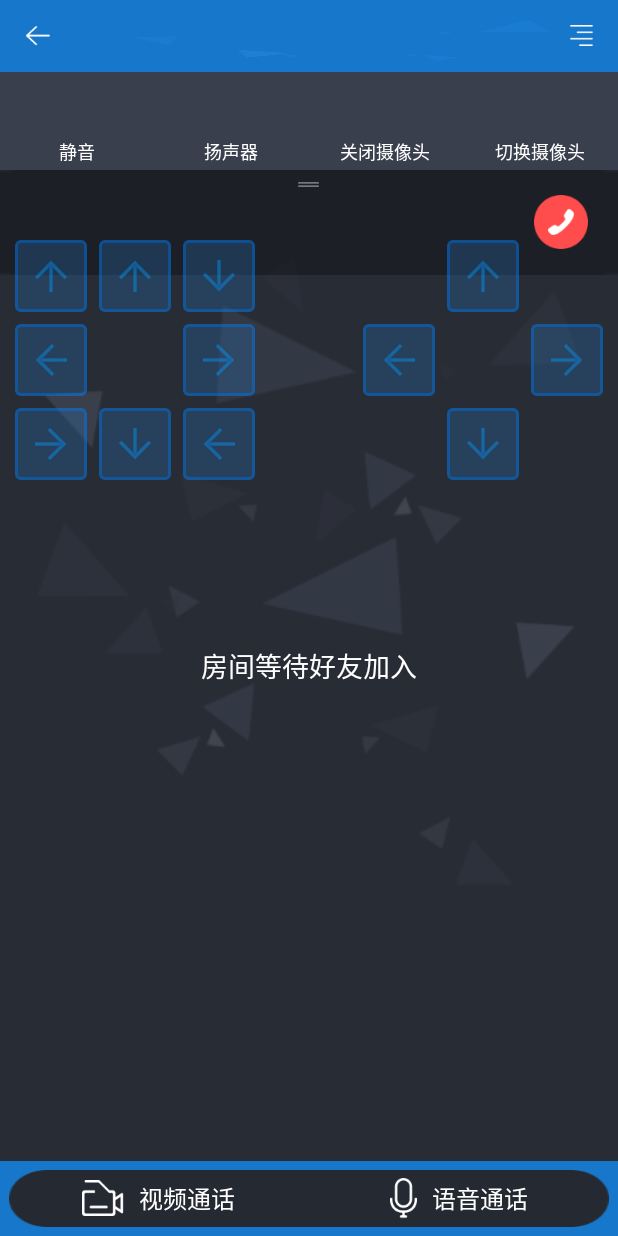
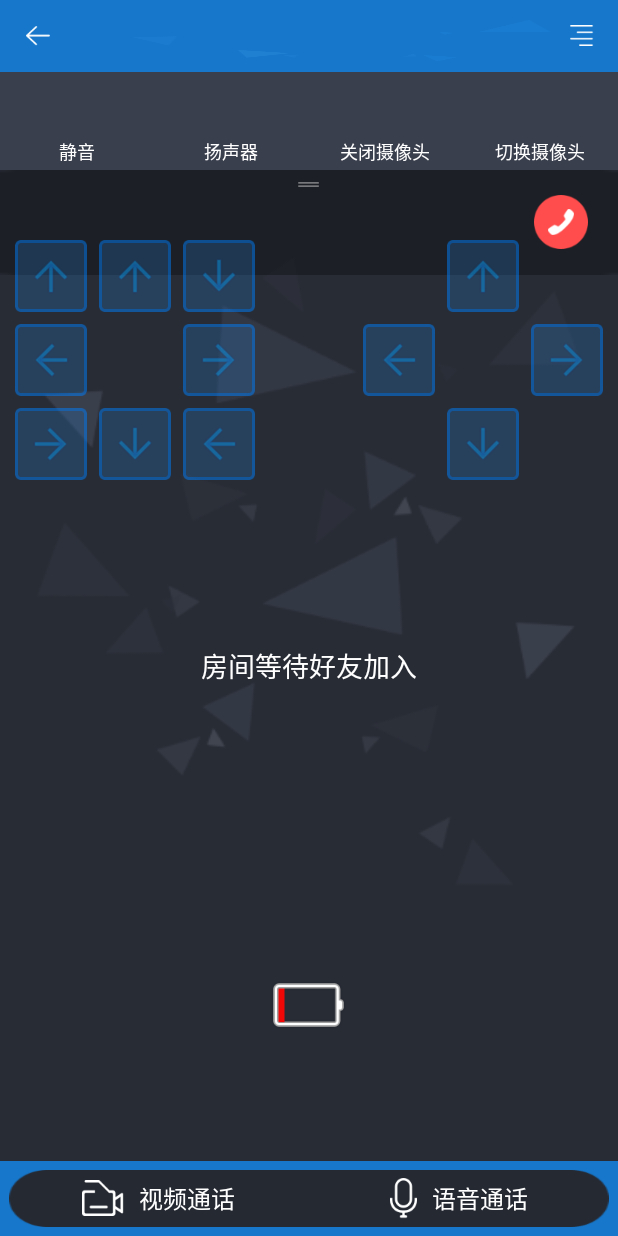
Before and after one commit to MEPlus2016/MePlusAndroid, an Android app: the layout activity_call.xml on its own in the app's theme, with its tools: preview values and no code run, on a phone screen of 412 x 824 dp. Run offline under Robolectric (Android 15) with nearby library versions, the phone set to English and light mode, and no system bars.

Commit message:
自动充电

```diff
--- a/clientApp/src/main/java/com/meplus/client/activity/CallActivity.java
+++ b/clientApp/src/main/java/com/meplus/client/activity/CallActivity.java
@@ -33,7 +33,7 @@ public class CallActivity extends VideoActivity {
     }
 
 
-    @OnTouch({R.id.left_button, R.id.up_button, R.id.right_button, R.id.down_button,R.id.zero, R.id.one, R.id.two, R.id.three,R.id.four, R.id.five, R.id.six, R.id.seven})
+    @OnTouch({R.id.left_button, R.id.up_button, R.id.right_button, R.id.down_button,R.id.zero, R.id.one, R.id.two, R.id.three,R.id.four, R.id.five, R.id.six, R.id.seven,R.id.battery})
     public boolean onTouch(View view, MotionEvent event) {
         final int action = event.getAction();
         final int id = view.getId();
@@ -88,6 +88,9 @@ public class CallActivity extends VideoActivity {
             case R.id.seven:
                 message = Command.SEVEN;
                 break;
+            case R.id.battery:
+                message=Command.ACTION_HOME;
+                break;
         }
         return postEvent(message);
     }
--- a/clientApp/src/main/java/com/meplus/client/activity/MainActivity.java
+++ b/clientApp/src/main/java/com/meplus/client/activity/MainActivity.java
@@ -165,6 +165,7 @@ public class MainActivity extends BaseActivity implements NavigationView.OnNavig
                 case Command.FIVE:
                 case Command.SIX:
                 case Command.SEVEN:
+                case Command.ACTION_HOME:
                 case Command.ACTION_STOP:
                     mPubnubPresenter.publish(getApplicationContext(), command.getMessage());
                     break;
--- a/clientApp/src/main/res/layout/activity_call.xml
+++ b/clientApp/src/main/res/layout/activity_call.xml
@@ -15,6 +15,7 @@
         android:layout_height="wrap_content"
         android:layout_gravity="right"
         android:orientation="vertical">
+
         <include layout="@layout/control_layout" />
     </FrameLayout>
 
@@ -23,7 +24,17 @@
         android:layout_height="wrap_content"
         android:layout_gravity="left"
         android:orientation="vertical">
-        <include layout="@layout/control_layout_left"/>
+
+        <include layout="@layout/control_layout_left" />
+
+    </FrameLayout>
+
+    <FrameLayout
+        android:layout_width="wrap_content"
+        android:layout_height="wrap_content"
+        android:layout_gravity="bottom|center_horizontal">
+
+        <include layout="@layout/control_layout_bottom" />
 
     </FrameLayout>
 </FrameLayout>
--- /dev/null
+++ b/clientApp/src/main/res/layout/control_layout_bottom.xml
@@ -0,0 +1,17 @@
+<?xml version="1.0" encoding="utf-8"?>
+<FrameLayout xmlns:android="http://schemas.android.com/apk/res/android"
+    android:layout_width="180dp"
+    android:layout_height="180dp"
+    android:layout_marginTop="150dp"
+    android:orientation="vertical"
+    android:padding="10dp">
+
+
+    <ImageButton
+        android:id="@+id/battery"
+        android:layout_width="wrap_content"
+        android:layout_height="wrap_content"
+        android:layout_gravity="center_horizontal"
+        android:background="@drawable/battery10" />
+
+</FrameLayout>
```
Also changed, not shown: robotApp/src/main/java/com/meplus/robot/activity/MainActivity.java (+16 -16 lines), robotApp/src/main/java/com/meplus/robot/presenters/BluetoothPresenter.java (+15 -12 lines).
